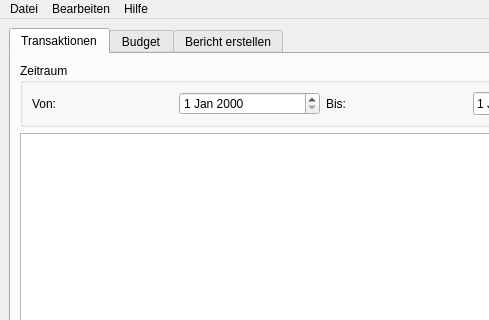
First picture: the form in Haushaltsbuch/MainWindow.ui, repository tb-software-dev/Haushaltsbuch, before the edit; both pictures show x 0 to 489 and y 0 to 320 of the 800 by 600 pixel window.
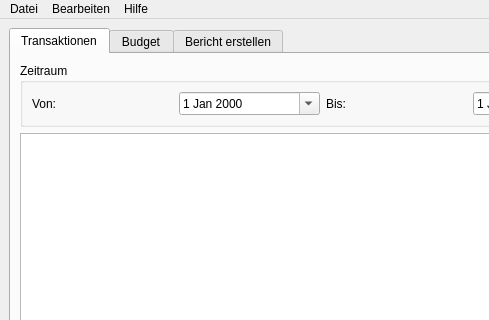
Second picture: the form after the edit.

Diff of the .ui file:
```diff
--- a/Haushaltsbuch/MainWindow.ui
+++ b/Haushaltsbuch/MainWindow.ui
@@ -50,7 +50,7 @@
 											<!-- Kalender Popup StartDatum -->
 											<item>
 												<widget class="QDateEdit" name="startDateEdit">
-													<property name="calenderPopup">
+													<property name="calendarPopup">
 														<bool>true</bool>
 													</property>
 												</widget>
```
